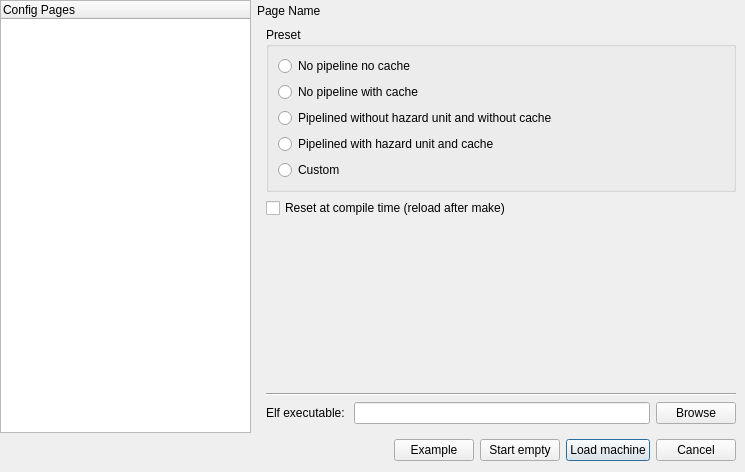
cvut/qtrvsim, file src/gui/dialogs/new/NewDialog.ui: the form before one commit.
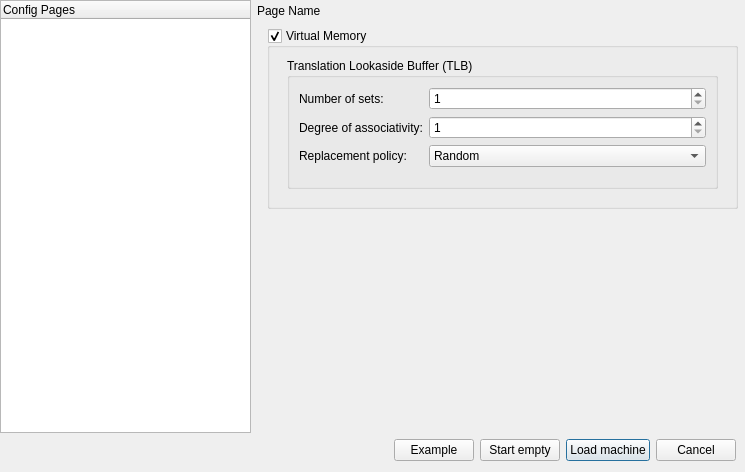
The form after the commit. Custom widgets are drawn as their Qt base class.

Commit message: GUI: add virtual memory configuration to NewDialog Extend NewDialog with controls for virtual memory setup, including TLB number of sets, associativity, and replacement policy.

Patch:
```diff
--- a/src/gui/dialogs/new/NewDialog.ui
+++ b/src/gui/dialogs/new/NewDialog.ui
@@ -66,6 +66,9 @@
        </item>
        <item>
         <widget class="QStackedWidget" name="config_pages">
+         <property name="currentIndex">
+          <number>3</number>
+         </property>
          <widget class="QWidget" name="tab_preset_load">
           <property name="accessibleName">
            <string>Presets and ELF File</string>
@@ -656,6 +659,134 @@
            </item>
           </layout>
          </widget>
+<widget class="QWidget" name="tab_virtual_memory">
+          <property name="accessibleName">
+           <string>Virtual Memory</string>
+          </property>
+          <widget class="QGroupBox" name="group_vm">
+           <property name="enabled">
+            <bool>true</bool>
+           </property>
+           <property name="geometry">
+            <rect>
+             <x>10</x>
+             <y>10</y>
+             <width>471</width>
+             <height>181</height>
+            </rect>
+           </property>
+           <property name="title">
+            <string>Virtual Memory</string>
+           </property>
+           <property name="checkable">
+            <bool>true</bool>
+           </property>
+           <property name="checked">
+            <bool>true</bool>
+           </property>
+           <widget class="QGroupBox" name="tlb_groupBox">
+            <property name="enabled">
+             <bool>true</bool>
+            </property>
+            <property name="geometry">
+             <rect>
+              <x>20</x>
+              <y>30</y>
+              <width>431</width>
+              <height>131</height>
+             </rect>
+            </property>
+            <property name="title">
+             <string>Translation Lookaside Buffer (TLB)</string>
+            </property>
+            <property name="checkable">
+             <bool>false</bool>
+            </property>
+            <layout class="QFormLayout" name="formLayout_2">
+             <item row="0" column="0">
+              <widget class="QLabel" name="label_2">
+               <property name="text">
+                <string>Number of sets:</string>
+               </property>
+              </widget>
+             </item>
+             <item row="0" column="1">
+              <widget class="Pow2SpinBox" name="tlb_number_of_sets">
+               <property name="minimum">
+                <number>1</number>
+               </property>
+               <property name="maximum">
+                <number>1024</number>
+               </property>
+               <property name="singleStep">
+                <number>1</number>
+               </property>
+               <property name="stepType">
+                <enum>QAbstractSpinBox::DefaultStepType</enum>
+               </property>
+               <property name="value">
+                <number>1</number>
+               </property>
+               <property name="displayIntegerBase">
+                <number>10</number>
+               </property>
+              </widget>
+             </item>
+             <item row="1" column="0">
+              <widget class="QLabel" name="label_5">
+               <property name="text">
+                <string>Degree of associativity:</string>
+               </property>
+              </widget>
+             </item>
+             <item row="1" column="1">
+              <widget class="QSpinBox" name="tlb_degree_of_associativity">
+               <property name="minimum">
+                <number>1</number>
+               </property>
+               <property name="singleStep">
+                <number>1</number>
+               </property>
+               <property name="value">
+                <number>1</number>
+               </property>
+              </widget>
+             </item>
+             <item row="2" column="0">
+              <widget class="QLabel" name="label_6">
+               <property name="text">
+                <string>Replacement policy:</string>
+               </property>
+              </widget>
+             </item>
+             <item row="2" column="1">
+              <widget class="QComboBox" name="tlb_replacement_policy">
+               <item>
+                <property name="text">
+                 <string>Random</string>
+                </property>
+               </item>
+               <item>
+                <property name="text">
+                 <string>Least Recently Used (LRU)</string>
+                </property>
+               </item>
+               <item>
+                <property name="text">
+                 <string>Least Frequently Used (LFU)</string>
+                </property>
+               </item>
+               <item>
+                <property name="text">
+                 <string>Pseudo Least Recently Used (PLRU)</string>
+                </property>
+               </item>
+              </widget>
+             </item>
+            </layout>
+           </widget>
+          </widget>
+         </widget>
          <widget class="QWidget" name="tab_memory">
           <property name="accessibleName">
            <string>Memory Timings</string>
@@ -955,6 +1086,13 @@
    </item>
   </layout>
  </widget>
+ <customwidgets>
+  <customwidget>
+   <class>Pow2SpinBox</class>
+   <extends>QSpinBox</extends>
+   <header>ui/pow2spinbox.h</header>
+  </customwidget>
+ </customwidgets>
  <resources/>
  <connections/>
 </ui>
```
Left out of the diff: 3 changed lines with no effect on the pictures. The commit also changes 5 other files.
